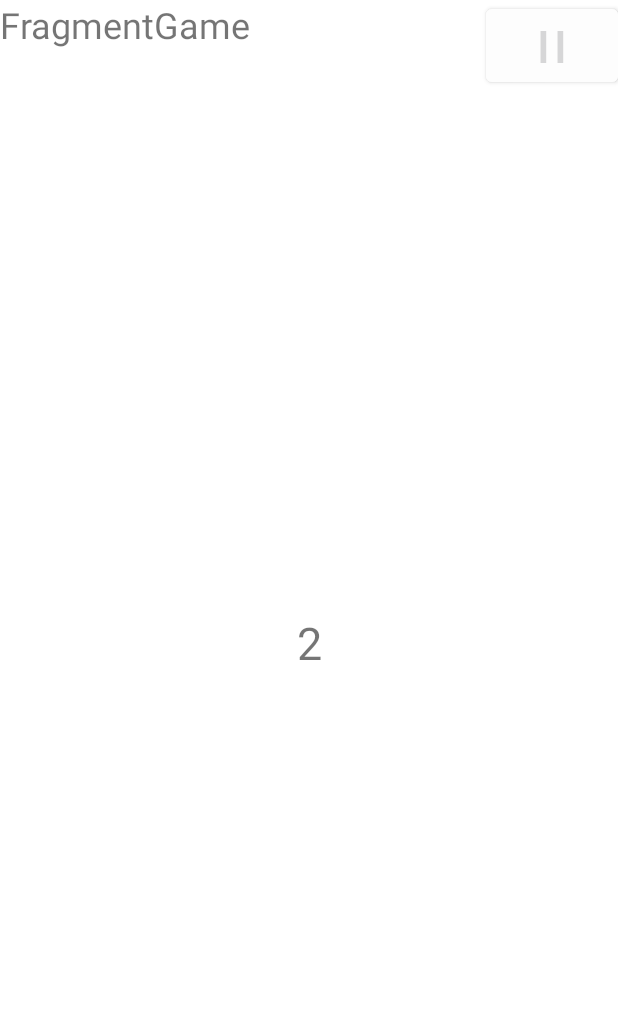
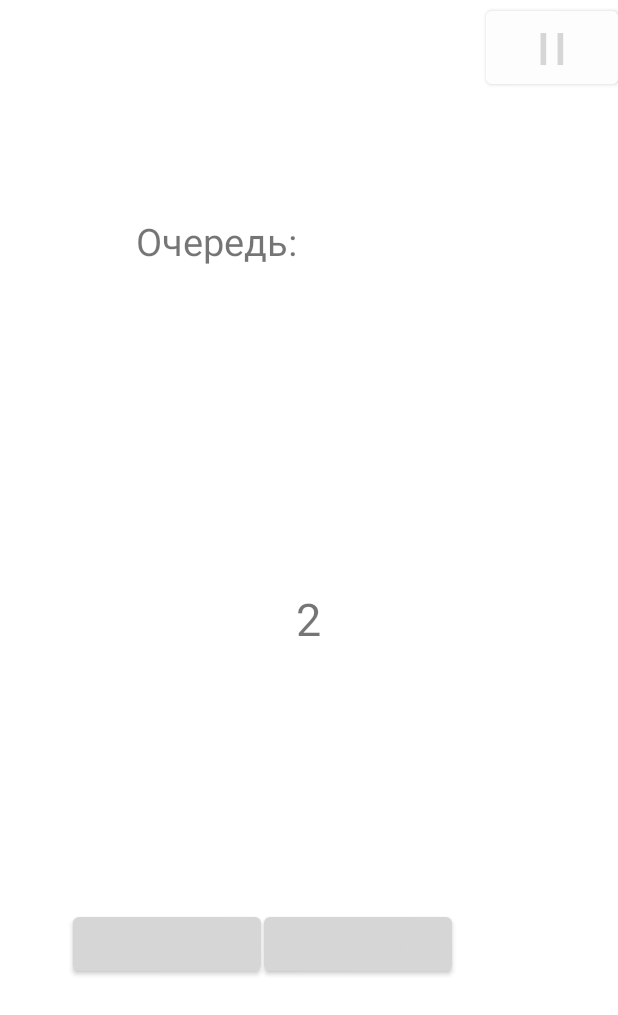
Before and after one commit to chepugash/partyWATA, an Android app: the GameFragment screen opened through its navigation route, on a phone screen of 412 x 824 dp. Shown: the top 1015 px of the screen. Run offline under Robolectric (Android 15) with nearby library versions, the phone set to English and light mode, and no system bars.

Commit message:
edits game fragment whoami

```diff
--- a/app/src/main/java/com/example/wata/ui/fragment/whoami/GameFragment.kt
+++ b/app/src/main/java/com/example/wata/ui/fragment/whoami/GameFragment.kt
@@ -21,7 +21,9 @@ class GameFragment : Fragment(R.layout.fragment_whoami_game) {
     private var binding: FragmentWhoamiGameBinding? = null
     lateinit var gameText: TextView
     lateinit var pause: Button
-    lateinit var fragment: Fragment
+    lateinit var btnExit: Button
+    lateinit var btnContinue: Button
+    lateinit var playerText: TextView
 
     override fun onViewCreated(view: View, savedInstanceState: Bundle?) {
         super.onViewCreated(view, savedInstanceState)
@@ -29,12 +31,41 @@ class GameFragment : Fragment(R.layout.fragment_whoami_game) {
         binding = FragmentWhoamiGameBinding.bind(view)
         gameText = view.findViewById(R.id.tv_game_text)
         pause = view.findViewById(R.id.bnt_pause)
-        fragment = view.findFragment()
+        btnExit = view.findViewById(R.id.btn_exit)
+        btnContinue = view.findViewById(R.id.btn_continue)
+        playerText = view.findViewById(R.id.tv_player_text)
 
         // Переворот экрана в горизонтальную ориентацию
         if (savedInstanceState == null) {
             activity?.apply {
                 requestedOrientation = ActivityInfo.SCREEN_ORIENTATION_LANDSCAPE
+            }
+        }
+
+        with(binding) {
+            pause.setOnClickListener {
+
+                pause.visibility = View.INVISIBLE
+                btnContinue.visibility = View.VISIBLE
+                btnExit.visibility = View.VISIBLE
+                playerText.visibility = View.INVISIBLE
+
+                val gameTextPause = gameText.text
+                gameText.text = "Вы действительно хотите выйти?"
+
+                btnExit.setOnClickListener {
+                    findNavController().navigate(
+                        R.id.action_gameFragment_to_playersFragment
+                    )
+                }
+
+                btnContinue.setOnClickListener {
+                    btnExit.visibility = View.INVISIBLE
+                    btnContinue.visibility = View.INVISIBLE
+                    pause.visibility = View.VISIBLE
+                    playerText.visibility = View.VISIBLE
+                    gameText.text = gameTextPause
+                }
             }
         }
 
@@ -51,6 +82,8 @@ class GameFragment : Fragment(R.layout.fragment_whoami_game) {
 
             }
         }.start()
+
+
 
 
         // ПЕРЕХОД НА НОВЫЙ PlayerFragment ПРИ НАЖАТИИ НА BACK
--- a/app/src/main/res/layout/fragment_menu.xml
+++ b/app/src/main/res/layout/fragment_menu.xml
@@ -1,7 +1,17 @@
 <?xml version="1.0" encoding="utf-8"?>
 <androidx.constraintlayout.widget.ConstraintLayout xmlns:android="http://schemas.android.com/apk/res/android"
+    xmlns:tools="http://schemas.android.com/tools"
     android:layout_width="match_parent"
     android:layout_height="match_parent"
     xmlns:app="http://schemas.android.com/apk/res-auto">
 
+    <Button
+        android:id="@+id/button"
+        android:layout_width="wrap_content"
+        android:layout_height="wrap_content"
+        android:text="Button"
+        app:layout_constraintBottom_toBottomOf="parent"
+        app:layout_constraintEnd_toEndOf="parent"
+        app:layout_constraintStart_toStartOf="parent"
+        app:layout_constraintTop_toTopOf="parent" />
 </androidx.constraintlayout.widget.ConstraintLayout>
--- a/app/src/main/res/layout/fragment_whoami_game.xml
+++ b/app/src/main/res/layout/fragment_whoami_game.xml
@@ -6,42 +6,96 @@
     android:layout_height="match_parent">
 
     <TextView
-        android:id="@+id/textView3"
-        android:layout_width="wrap_content"
-        android:layout_height="wrap_content"
-        android:text="FragmentGame"
-        android:textSize="24sp"
-        app:layout_constraintBottom_toBottomOf="parent"
-        app:layout_constraintEnd_toEndOf="parent"
-        app:layout_constraintHorizontal_bias="0.0"
-        app:layout_constraintStart_toStartOf="parent"
-        app:layout_constraintTop_toTopOf="parent"
-        app:layout_constraintVertical_bias="0.0" />
-
-    <TextView
         android:id="@+id/tv_game_text"
         android:layout_width="wrap_content"
         android:layout_height="wrap_content"
+        android:text=""
+        android:textSize="30sp"
         app:layout_constraintBottom_toBottomOf="parent"
         app:layout_constraintEnd_toEndOf="parent"
+        app:layout_constraintHorizontal_bias="0.499"
         app:layout_constraintStart_toStartOf="parent"
-        app:layout_constraintTop_toBottomOf="@+id/textView3"
-        android:textSize="30sp"
-        android:text=""/>
+        app:layout_constraintTop_toTopOf="parent" />
 
     <Button
         android:id="@+id/bnt_pause"
         android:layout_width="wrap_content"
         android:layout_height="wrap_content"
         android:backgroundTint="#FDFDFD"
+        android:text="II"
         android:textColor="@color/black"
-        android:text="II"
         android:textSize="30sp"
-        app:layout_constraintBottom_toTopOf="@+id/tv_game_text"
+        app:layout_constraintBottom_toTopOf="@+id/tv_player_text"
         app:layout_constraintEnd_toEndOf="parent"
         app:layout_constraintHorizontal_bias="1.0"
         app:layout_constraintStart_toStartOf="parent"
         app:layout_constraintTop_toTopOf="parent"
-        app:layout_constraintVertical_bias="0.0" />
+        app:layout_constraintVertical_bias="0.02" />
+
+    <Button
+        android:id="@+id/btn_continue"
+        android:layout_width="150dp"
+        android:layout_height="wrap_content"
+        android:backgroundTint="#4CAF50"
+        android:text="Продолжить"
+        app:layout_constraintBottom_toBottomOf="parent"
+        app:layout_constraintEnd_toEndOf="parent"
+        app:layout_constraintHorizontal_bias="0.641"
+        app:layout_constraintStart_toStartOf="parent"
+        app:layout_constraintTop_toBottomOf="@+id/tv_game_text"
+        app:layout_constraintVertical_bias="0.5"
+        android:visibility="invisible"/>
+
+    <Button
+        android:id="@+id/btn_exit"
+        android:layout_width="150dp"
+        android:layout_height="wrap_content"
+        android:backgroundTint="#F44336"
+        android:text=" Выход "
+        app:layout_constraintBottom_toBottomOf="parent"
+        app:layout_constraintEnd_toStartOf="@+id/btn_continue"
+        app:layout_constraintHorizontal_bias="0.955"
+        app:layout_constraintStart_toStartOf="parent"
+        app:layout_constraintTop_toBottomOf="@+id/tv_game_text"
+        app:layout_constraintVertical_bias="0.504"
+        android:visibility="invisible"/>
+
+    <TextView
+        android:id="@+id/tv_player_text"
+        android:layout_width="wrap_content"
+        android:layout_height="wrap_content"
+        android:text="Очередь:"
+        android:textSize="25sp"
+        android:visibility="visible"
+        app:layout_constraintBottom_toTopOf="@+id/tv_game_text"
+        app:layout_constraintEnd_toEndOf="parent"
+        app:layout_constraintHorizontal_bias="0.298"
+        app:layout_constraintStart_toStartOf="parent"
+        app:layout_constraintTop_toTopOf="parent"
+        app:layout_constraintVertical_bias="0.401" />
+
+    <Button
+        android:id="@+id/button4"
+        android:layout_width="125dp"
+        android:layout_height="wrap_content"
+        android:text="Не угадал"
+        app:layout_constraintBottom_toBottomOf="parent"
+        app:layout_constraintEnd_toStartOf="@+id/button5"
+        app:layout_constraintHorizontal_bias="0.959"
+        app:layout_constraintStart_toStartOf="parent"
+        app:layout_constraintTop_toBottomOf="@+id/tv_game_text"
+        app:layout_constraintVertical_bias="0.503" />
+
+    <Button
+        android:id="@+id/button5"
+        android:layout_width="125dp"
+        android:layout_height="wrap_content"
+        android:text="Угадал"
+        app:layout_constraintBottom_toBottomOf="parent"
+        app:layout_constraintEnd_toEndOf="parent"
+        app:layout_constraintHorizontal_bias="0.615"
+        app:layout_constraintStart_toStartOf="parent"
+        app:layout_constraintTop_toBottomOf="@+id/tv_game_text"
+        app:layout_constraintVertical_bias="0.503" />
 
 </androidx.constraintlayout.widget.ConstraintLayout>
--- a/app/src/main/res/layout/fragment_whoami_players.xml
+++ b/app/src/main/res/layout/fragment_whoami_players.xml
@@ -32,4 +32,15 @@
         app:layout_constraintTop_toTopOf="parent"
         app:layout_constraintVertical_bias="0.885" />
 
+    <androidx.recyclerview.widget.RecyclerView
+        android:layout_width="match_parent"
+        android:layout_height="0dp"
+        android:layout_marginTop="28dp"
+        app:layout_constraintBottom_toTopOf="@+id/btn_player_start"
+        app:layout_constraintEnd_toEndOf="parent"
+        app:layout_constraintHorizontal_bias="1.0"
+        app:layout_constraintStart_toStartOf="parent"
+        app:layout_constraintTop_toBottomOf="@+id/textView"
+        app:layout_constraintVertical_bias="0.0" />
+
 </androidx.constraintlayout.widget.ConstraintLayout>
--- a/app/src/main/res/navigation/main_graph.xml
+++ b/app/src/main/res/navigation/main_graph.xml
@@ -3,7 +3,7 @@
     xmlns:app="http://schemas.android.com/apk/res-auto"
     xmlns:tools="http://schemas.android.com/tools"
     android:id="@+id/main_graph"
-    app:startDestination="@id/playersFragment">
+    app:startDestination="@id/menuFragment">
     app:startDestination="@id/menuFragment">
 
     <fragment
```
